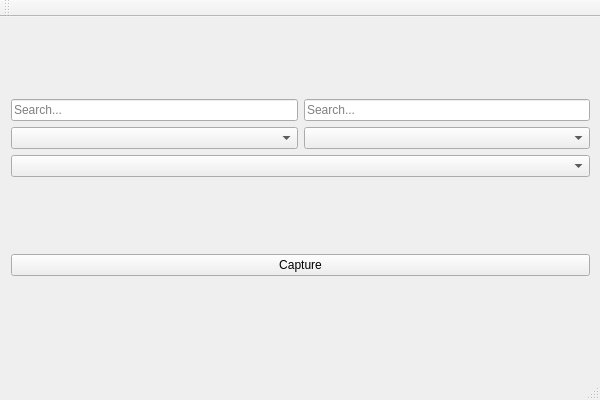
First picture: the form in LiveTranslator/include/LiveTranslator.ui, repository strukfit/LiveTranslator, before the edit.
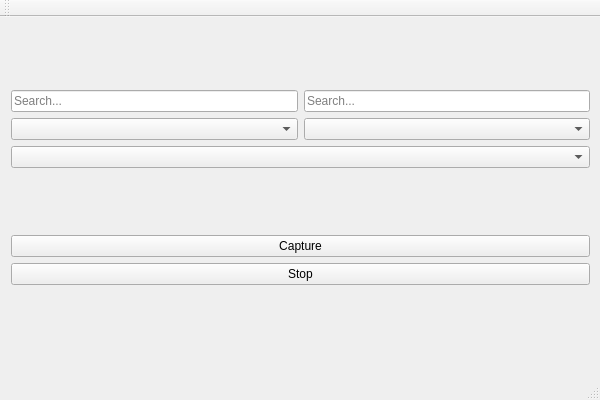
Second picture: the form after the edit.

Commit message: feat: add stop button

What changed in the file:
```diff
--- a/LiveTranslator/include/LiveTranslator.ui
+++ b/LiveTranslator/include/LiveTranslator.ui
@@ -92,6 +92,13 @@
        </property>
       </widget>
      </item>
+     <item>
+      <widget class="QPushButton" name="stopButton">
+       <property name="text">
+        <string>Stop</string>
+       </property>
+      </widget>
+     </item>
      <item>
       <spacer name="verticalSpacer_3">
        <property name="orientation">
```
The commit also changes 2 other files.
